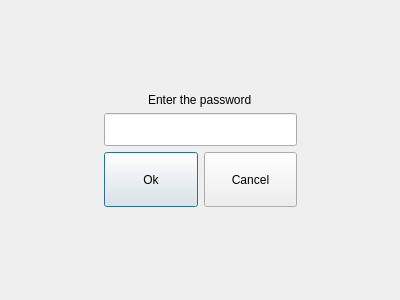
mishkoLitvin/L_Aries-progect, file passworddialog.ui: the form before one commit.
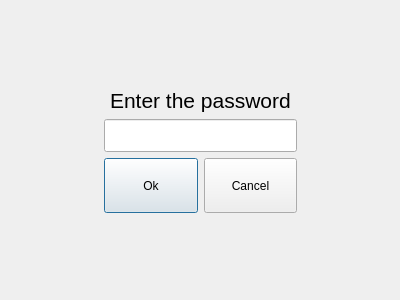
The form after the commit.

Commit message:
Auto stash before merge of "master" and "origin/master"
Deleted PasswordDialog

Patch:
```diff
--- a/passworddialog.ui
+++ b/passworddialog.ui
@@ -22,7 +22,7 @@
      <property name="sizeHint" stdset="0">
       <size>
        <width>20</width>
-       <height>64</height>
+       <height>55</height>
       </size>
      </property>
     </spacer>
@@ -46,6 +46,11 @@
       <layout class="QVBoxLayout" name="verticalLayout">
        <item alignment="Qt::AlignHCenter">
         <widget class="QLabel" name="label">
+         <property name="font">
+          <font>
+           <pointsize>16</pointsize>
+          </font>
+         </property>
          <property name="text">
           <string>Enter the password</string>
          </property>
@@ -115,7 +120,7 @@
      <property name="sizeHint" stdset="0">
       <size>
        <width>20</width>
-       <height>64</height>
+       <height>56</height>
       </size>
      </property>
     </spacer>
```
The commit also changes 2 other files.
